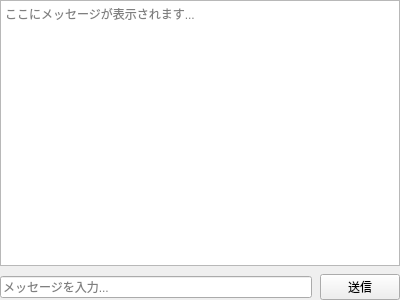
Above: src/ChatWidget.ui from mitayuki3/flexichat before the change. Below: the same form after it.
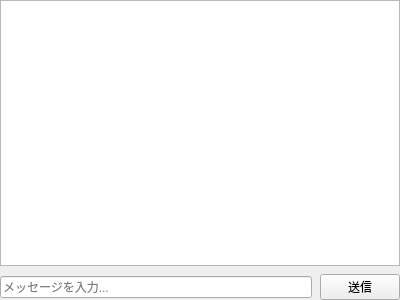
That is the form after the change.

Commit message: リッチテキストではなく QListView を使う

The edit to the form file:
```diff
--- a/src/ChatWidget.ui
+++ b/src/ChatWidget.ui
@@ -30,12 +30,9 @@
     <number>0</number>
    </property>
    <item>
-    <widget class="QTextEdit" name="chatDisplay">
-     <property name="readOnly">
-      <bool>true</bool>
-     </property>
-     <property name="placeholderText">
-      <string>ここにメッセージが表示されます...</string>
+    <widget class="QListView" name="chatDisplay">
+     <property name="editTriggers">
+      <set>QAbstractItemView::NoEditTriggers</set>
      </property>
     </widget>
    </item>
```
The commit also changes 2 other files.
